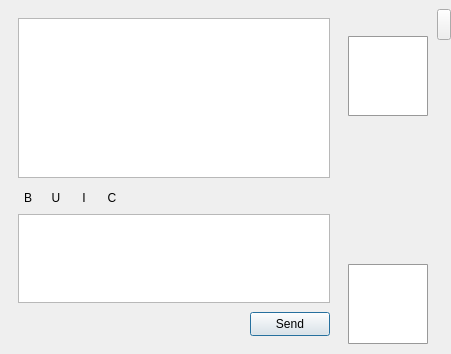
Before: the Qt Designer form src/gui/form_chatwidget.ui in vituperative/i2pchat, drawn with Qt 5.
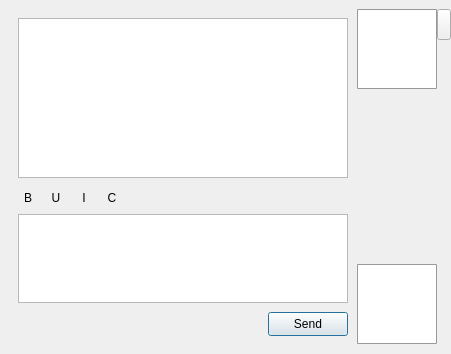
After: the same form once the commit is applied. Icons and pictures are not drawn.

Commit message: fix: top-align recipient avatar with chat textarea

The edit to the form file:
```diff
--- a/src/gui/form_chatwidget.ui
+++ b/src/gui/form_chatwidget.ui
@@ -541,7 +541,7 @@
       </item>
      </layout>
     </item>
-    <item row="1" column="1">
+    <item row="0" column="1" rowspan="2">
      <widget class="QFrame" name="avatarframe">
       <property name="sizeIncrement">
        <size>
@@ -559,6 +559,15 @@
        <enum>QFrame::Raised</enum>
       </property>
       <layout class="QVBoxLayout" name="verticalLayout_3">
+        <property name="leftMargin">
+         <number>0</number>
+        </property>
+        <property name="topMargin">
+         <number>0</number>
+        </property>
+        <property name="rightMargin">
+         <number>0</number>
+        </property>
        <property name="bottomMargin">
         <number>1</number>
        </property>
@@ -654,22 +663,6 @@
       </layout>
      </widget>
     </item>
-    <item row="0" column="1">
-     <spacer name="verticalSpacer_2">
-      <property name="orientation">
-       <enum>Qt::Vertical</enum>
-      </property>
-      <property name="sizeType">
-       <enum>QSizePolicy::Fixed</enum>
-      </property>
-      <property name="sizeHint" stdset="0">
-       <size>
-        <width>4</width>
-        <height>18</height>
-       </size>
-      </property>
-     </spacer>
-    </item>
    </layout>
   </widget>
   <action name="actionAvatar_Picture">
```
Lines whose indentation alone changed are shown as unchanged.
